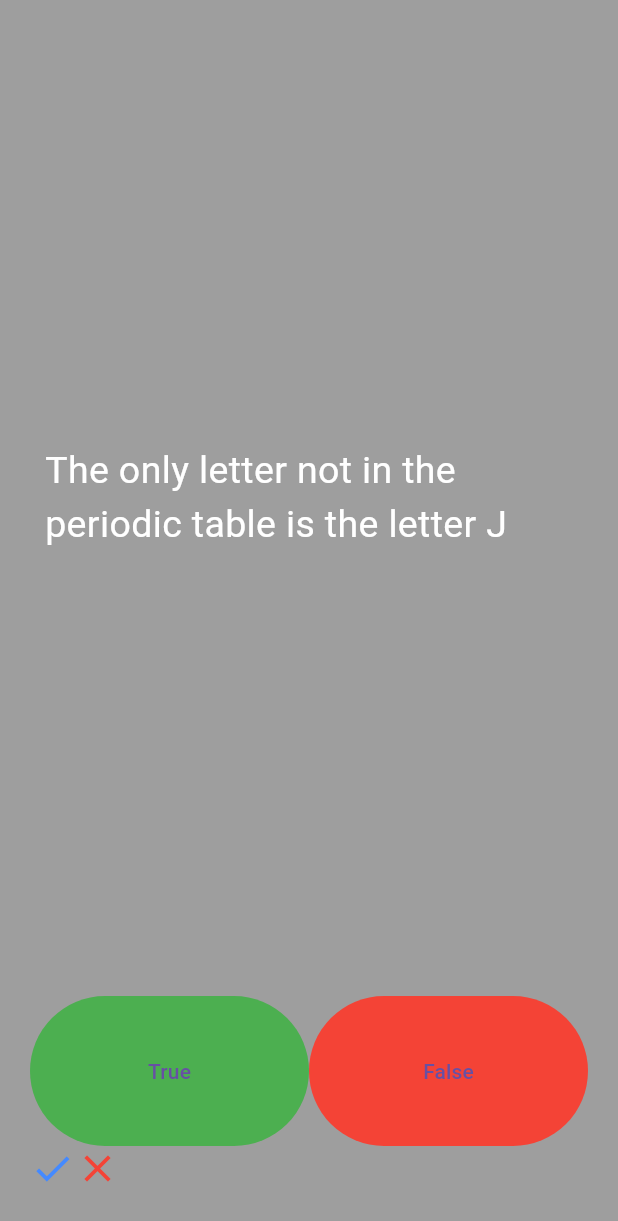
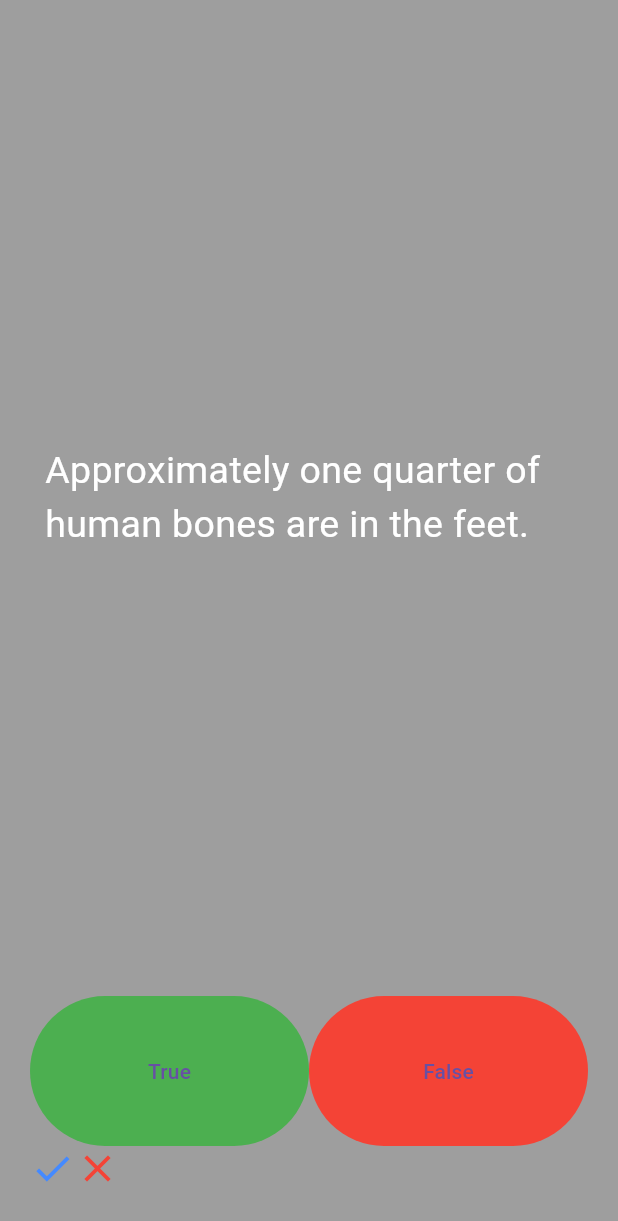
Before and after one commit to Altynbek2021/quizler, a Flutter app: the screen it shows after launch, after a tap on "True", after a tap on "False", on a phone screen of 412 x 824 dp. Shown: the top 1221 px of the screen. Run offline on Flutter 3.47's test engine with Material 3 defaults, Android fonts, the phone set to English and light mode, and no system bars.

Commit message:
refactoring functionality and added new questions list

```diff
--- a/lib/main.dart
+++ b/lib/main.dart
@@ -1,11 +1,14 @@
 import 'package:flutter/material.dart';
+import 'package:quizler_app/quizbrain.dart';
+
+Quizbrain quizBrain = Quizbrain();
 
 void main() {
-  runApp(const MyApp());
+  runApp(MyApp());
 }
 
 class MyApp extends StatelessWidget {
-  const MyApp({super.key});
+  MyApp({super.key});
 
   // This widget is the root of your application.
   @override
@@ -34,24 +37,8 @@
 
 class _QuizPageState extends State<QuizPage> {
   List<Widget> scorekeeper = [];
-  List<String> questions = [
-    "The black box in a plane is black", // false
-    "There are five different blood groups", // false
-    "The only letter not in the periodic table is the letter J", //true
-    "Thomas Edison discovered gravity", // false
-    "Venus is the hottest planet in the solar system" //true
-  ];
 
-  int currentIndex = 0;
-
-  String question() {
-    if (currentIndex < questions.length) {
-      return questions[currentIndex++];
-    } else {
-      currentIndex = 0; // Reset to start over if needed
-      return questions[currentIndex++];
-    }
-  }
+  int questionNumber = 0;
 
   @override
   Widget build(BuildContext context) {
@@ -65,8 +52,8 @@
               padding: EdgeInsets.all(10.0),
               child: Center(
                   child: Text(
-                question(),
-                style: TextStyle(
+                quizBrain.getquestionText(questionNumber),
+                style: const TextStyle(
                   fontSize: 25,
                   color: Colors.white,
                 ),
@@ -76,12 +63,14 @@
           Row(
             children: [
               Expanded(
+                /////////// True
                 child: TextButton(
                   style: TextButton.styleFrom(
                       backgroundColor: Colors.green,
                       minimumSize: const Size(400, 100)),
                   onPressed: () {
                     setState(() {
+                      questionNumber++;
                       scorekeeper.add(const Icon(
                         Icons.check,
                         color: Colors.blueAccent,
@@ -93,12 +82,14 @@
                 ),
               ),
               Expanded(
+                //////////// False
                 child: TextButton(
                   style: TextButton.styleFrom(
                       backgroundColor: Colors.red,
                       minimumSize: const Size(400, 100)),
                   onPressed: () {
                     setState(() {
+                      questionNumber++;
                       scorekeeper.add(const Icon(
                         Icons.close,
                         color: Colors.red,
--- /dev/null
+++ b/lib/questions.dart
@@ -0,0 +1,17 @@
+import 'package:flutter/material.dart';
+
+class Question {
+  late String questionText;
+  late bool questionAnswer;
+
+  Question(String q, bool a) {
+    questionText = q;
+    questionAnswer = a;
+  }
+}
+// class Question {
+//   final String questionText;
+//   final bool questionAnswer;
+
+//   Question(this.questionText, this.questionAnswer);
+// }
--- /dev/null
+++ b/lib/quizbrain.dart
@@ -0,0 +1,35 @@
+import 'package:quizler_app/questions.dart';
+
+class Quizbrain {
+  final List<Question> _questionBank = [
+    Question('Some cats are actually allergic to humans', true),
+    Question('You can lead a cow down stairs but not up stairs.', false),
+    Question('Approximately one quarter of human bones are in the feet.', true),
+    Question('A slug\'s blood is green.', true),
+    Question('Buzz Aldrin\'s mother\'s maiden name was \"Moon\".', true),
+    Question('It is illegal to pee in the Ocean in Portugal.', true),
+    Question(
+        'No piece of square dry paper can be folded in half more than 7 times.',
+        false),
+    Question(
+        'In London, UK, if you happen to die in the House of Parliament, you are technically entitled to a state funeral, because the building is considered too sacred a place.',
+        true),
+    Question(
+        'The loudest sound produced by any animal is 188 decibels. That animal is the African Elephant.',
+        false),
+    Question(
+        'The total surface area of two human lungs is approximately 70 square metres.',
+        true),
+    Question('Google was originally called \"Backrub\".', true),
+    Question(
+        'Chocolate affects a dog\'s heart and nervous system; a few ounces are enough to kill a small dog.',
+        true),
+    Question(
+        'In West Virginia, USA, if you accidentally hit an animal with your car, you are free to take it home to eat.',
+        true),
+  ];
+
+  String getquestionText(int questionNumber) {
+    return _questionBank[questionNumber].questionText;
+  }
+}
```
